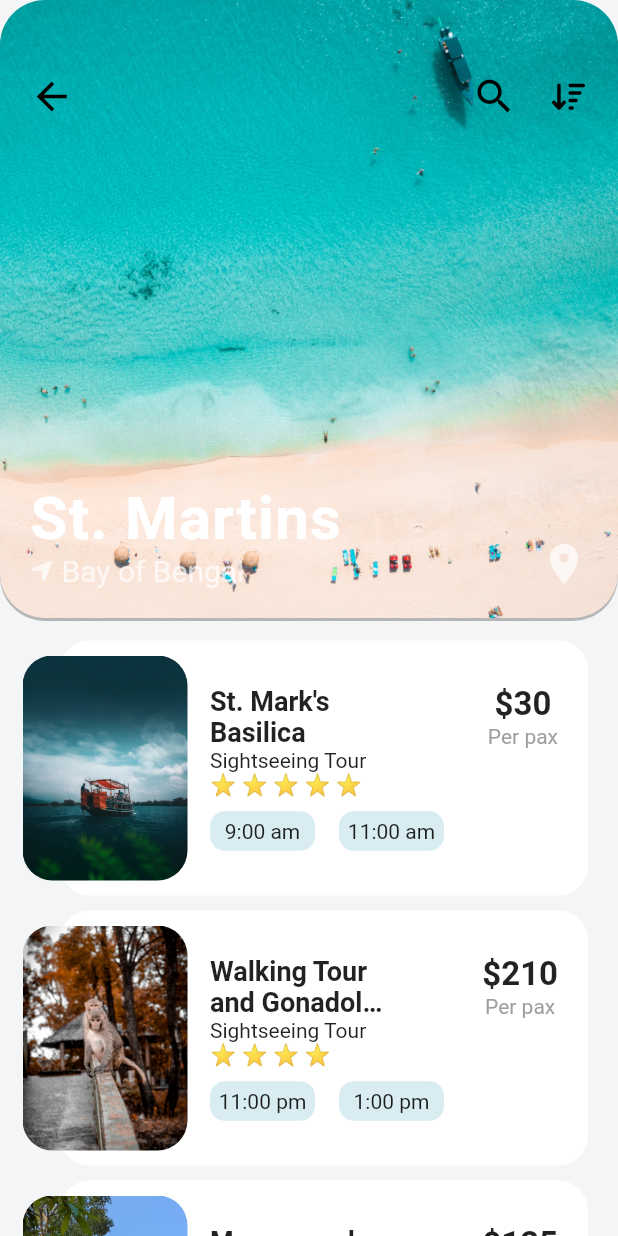
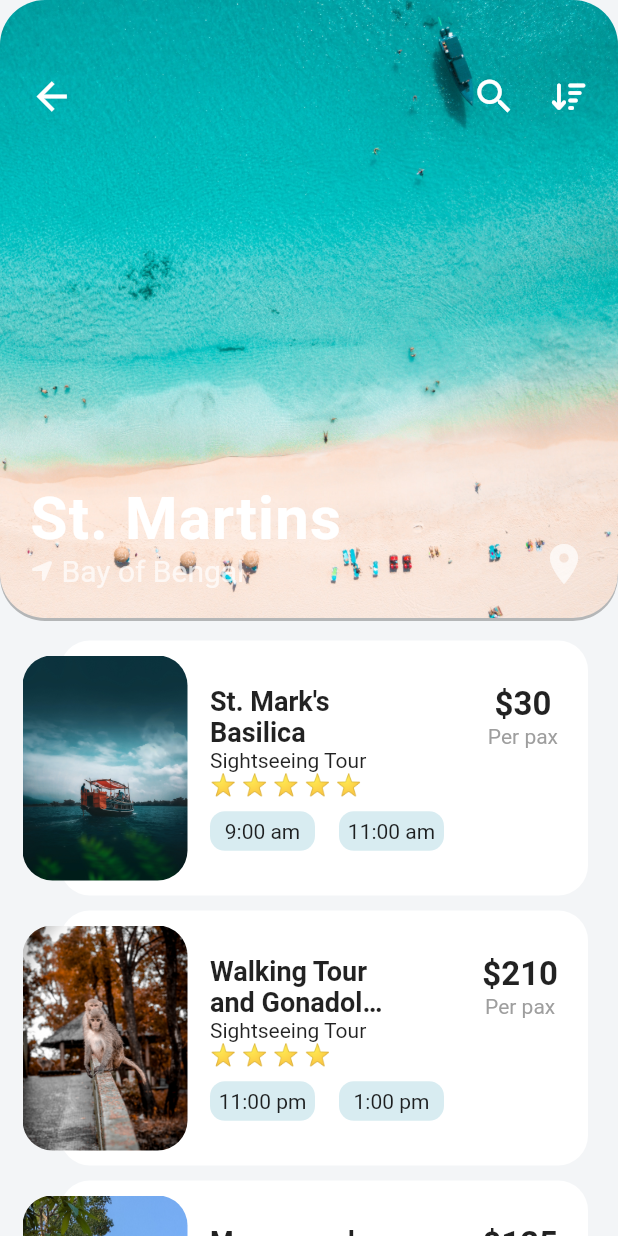
Before and after one commit to ontu001/bd_tour_app, a Flutter app: the screen it shows after launch, after a tap on an icon or button, on a phone screen of 412 x 824 dp. Run offline on Flutter 3.47's test engine with Material 2 defaults, Android fonts, the phone set to English and light mode, and no system bars; our stand-ins replace font_awesome_flutter; network calls fail.

Commit message:
destination updated

```diff
--- a/lib/screens/destination_screen.dart
+++ b/lib/screens/destination_screen.dart
@@ -61,7 +61,7 @@ class DestinationScreenState extends State<DestinationScreen> {
                         icon: Icon(
                           Icons.arrow_back,
                           size: 30.0,
-                          color: Colors.black,
+                          color: Colors.white,
                         )),
                     Row(
                       children: [
@@ -70,14 +70,14 @@ class DestinationScreenState extends State<DestinationScreen> {
                             icon: Icon(
                               Icons.search,
                               size: 30.0,
-                              color: Colors.black,
+                              color: Colors.white,
                             )),
                         IconButton(
                             onPressed: () {},
                             icon: Icon(
                               FontAwesomeIcons.sortAmountAsc,
                               size: 20.0,
-                              color: Colors.black,
+                              color: Colors.white,
                             )),
                       ],
                     )
```
Also changed, not shown: lib/models/destination_model.dart (+6 -6 lines).
